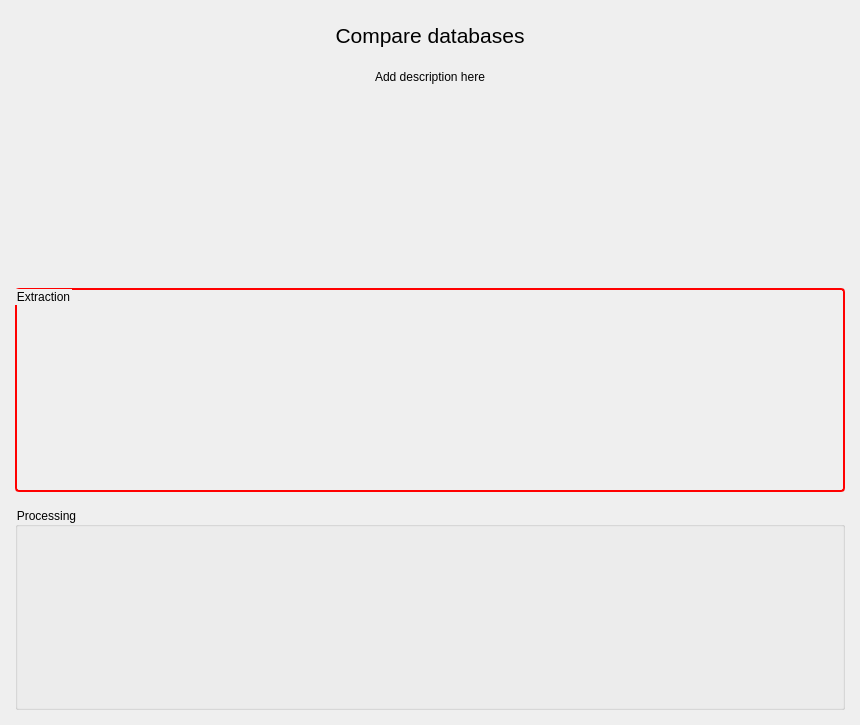
First picture: the form in src/gui/ui/main_pages.ui, repository CrEagleOne/dbtective, before the edit.
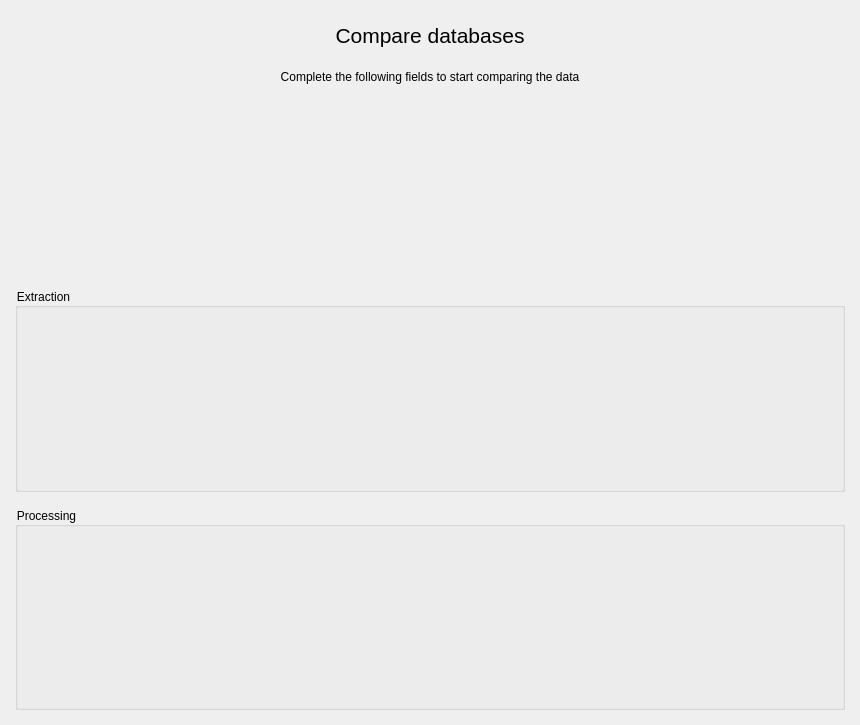
Second picture: the form after the edit.

The edit to the form file:
```diff
--- a/src/gui/ui/main_pages.ui
+++ b/src/gui/ui/main_pages.ui
@@ -236,7 +236,7 @@
            <item>
             <widget class="QLabel" name="description_label">
              <property name="text">
-              <string>Add description here</string>
+              <string>Complete the following fields to start comparing the data</string>
              </property>
              <property name="alignment">
               <set>Qt::AlignmentFlag::AlignHCenter|Qt::AlignmentFlag::AlignTop</set>
@@ -264,8 +264,7 @@
              <item>
               <widget class="QGroupBox" name="row_2_groupbox">
                <property name="styleSheet">
-                <string notr="true">border-radius: 4px;
-border: 2px solid red;</string>
+                <string notr="true"/>
                </property>
                <property name="title">
                 <string>Extraction</string>
```
Left out of the diff: 4 changed lines with no effect on the pictures.
